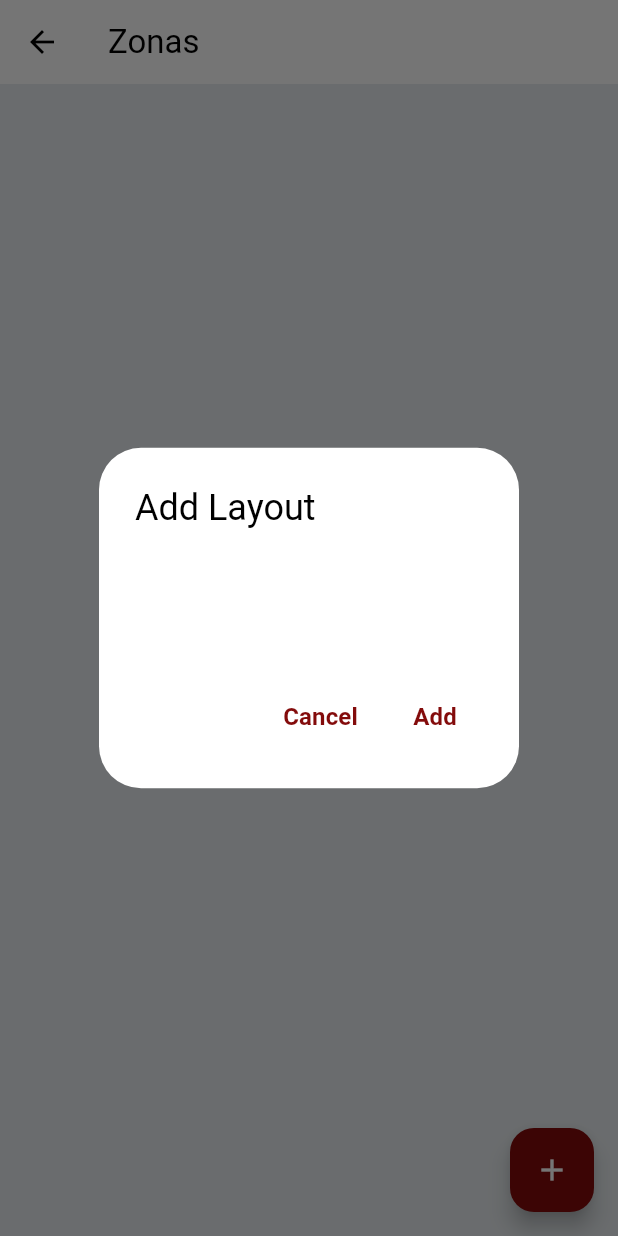
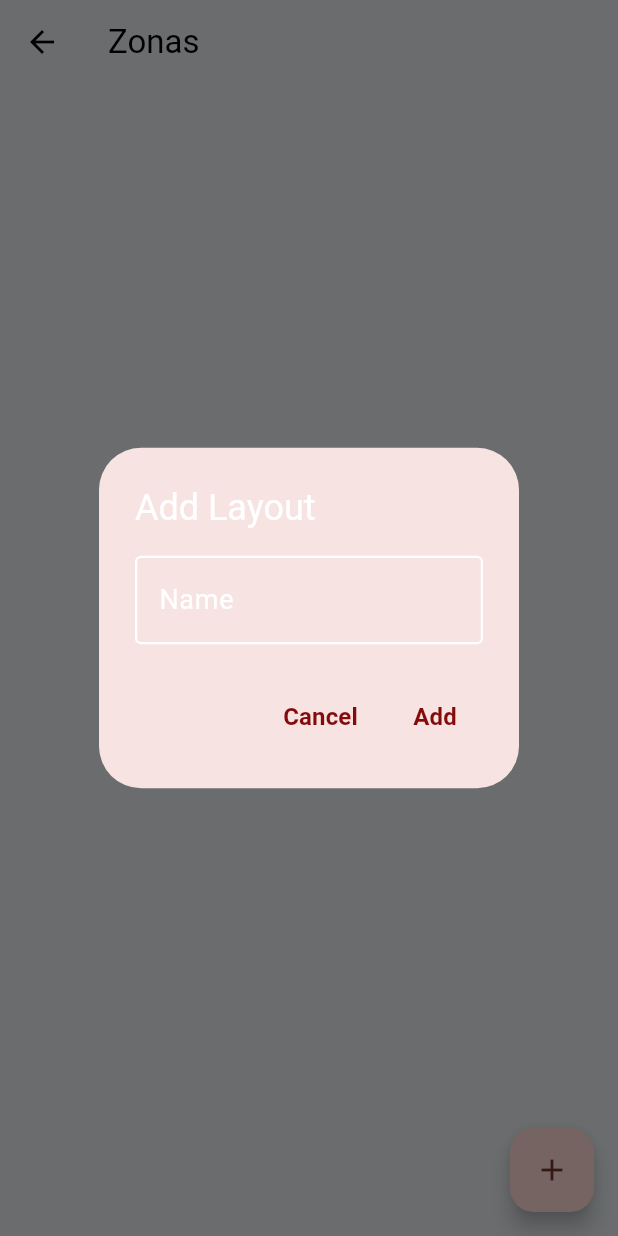
Before and after one commit to AbelMoroEducaMadrid/gastrohub-app, a Flutter app: the LayoutsScreen screen opened directly with empty values, after a tap on the "add" icon, on a phone screen of 412 x 824 dp. Run offline on Flutter 3.47's test engine with Material 3 defaults, Android fonts, the phone set to English and light mode, and no system bars; our stand-ins replace flex_color_scheme, flutter_dotenv, flutter_riverpod, flutter_secure_storage, flutter_svg, introduction_screen and 2 more; accounts and stored records are empty; network calls fail.

Commit message:
Añadir flex_color_scheme a la app

```diff
--- a/frontend/lib/main.dart
+++ b/frontend/lib/main.dart
@@ -19,6 +19,8 @@ class MyApp extends StatelessWidget {
       debugShowCheckedModeBanner: false,
       title: 'Gastro & Hub',
       theme: AppTheme.lightTheme,
+      darkTheme: AppTheme.darkTheme,
+      themeMode: ThemeMode.system,
       initialRoute: AppRoutes.onboarding,
       routes: AppRoutes.getRoutes(),
       onGenerateRoute: AppRoutes.onGenerateRoute,
--- a/frontend/lib/src/core/themes/app_theme.dart
+++ b/frontend/lib/src/core/themes/app_theme.dart
@@ -1,3 +1,4 @@
+import 'package:flex_color_scheme/flex_color_scheme.dart';
 import 'package:flutter/material.dart';
 
 class AppTheme {
@@ -8,18 +9,14 @@ class AppTheme {
   static const Color hyperlinkColor = Color.fromARGB(255, 255, 79, 79);
   static const Color errorColor = Colors.red;
 
-  static ThemeData get lightTheme {
-    return ThemeData(
-      primaryColor: primaryColor,
-      scaffoldBackgroundColor: backgroundColor,
-      colorScheme: ColorScheme.light(
+  static final ThemeData lightTheme = FlexColorScheme.light(
+    useMaterial3: true,
+    scheme: FlexScheme.red,
     primary: primaryColor,
     secondary: secondaryColor,
+    surface: backgroundColor,
     error: errorColor,
-        onPrimary: Colors.white,
-        onSecondary: Colors.white,
-        onError: Colors.white,
-      ),
+  ).toTheme.copyWith(
         textTheme: const TextTheme(
           headlineLarge: TextStyle(
             fontSize: 40,
@@ -27,52 +24,85 @@ class AppTheme {
             color: secondaryColor,
             fontFamily: 'BebasNeue',
           ),
-        bodyLarge: TextStyle(
-          fontSize: 18,
-          color: textColor,
-        ),
-        bodyMedium: TextStyle(
-          fontSize: 16,
-          color: textColor,
-        ),
+          bodyLarge: TextStyle(fontSize: 18, color: textColor),
+          bodyMedium: TextStyle(fontSize: 16, color: textColor),
           labelLarge: TextStyle(
-          fontSize: 16,
-          fontWeight: FontWeight.bold,
-          color: textColor,
-        ),
-        labelMedium: TextStyle(
-          fontSize: 14,
-          color: textColor,
-        ),
+              fontSize: 16, fontWeight: FontWeight.bold, color: textColor),
+          labelMedium: TextStyle(fontSize: 14, color: textColor),
         ),
         elevatedButtonTheme: ElevatedButtonThemeData(
           style: ElevatedButton.styleFrom(
             backgroundColor: primaryColor,
             foregroundColor: Colors.white,
-          shape: const RoundedRectangleBorder(
-            borderRadius: BorderRadius.zero,
-          ),
+            shape:
+                const RoundedRectangleBorder(borderRadius: BorderRadius.zero),
             padding: const EdgeInsets.symmetric(vertical: 16, horizontal: 24),
-          textStyle: const TextStyle(
-            fontSize: 16,
-            fontWeight: FontWeight.bold,
-          ),
+            textStyle:
+                const TextStyle(fontSize: 16, fontWeight: FontWeight.bold),
           ),
         ),
         inputDecorationTheme: InputDecorationTheme(
           border: const OutlineInputBorder(),
           enabledBorder: OutlineInputBorder(
-          borderSide: BorderSide(color: textColor, width: 1.5),
+              borderSide: BorderSide(color: textColor, width: 1.5)),
+          focusedBorder: OutlineInputBorder(
+              borderSide: BorderSide(color: textColor, width: 2.0)),
+          errorBorder: OutlineInputBorder(
+              borderSide: BorderSide(color: textColor, width: 1.5)),
+          focusedErrorBorder: OutlineInputBorder(
+              borderSide: BorderSide(color: textColor, width: 2.0)),
+          labelStyle: TextStyle(color: textColor),
+          errorStyle: TextStyle(color: errorColor, fontSize: 12),
         ),
+        dividerTheme: DividerThemeData(
+          color: textColor.withAlpha(130),
+          thickness: 1,
+          space: 16,
+        ),
+      );
+
+  static final ThemeData darkTheme = FlexColorScheme.dark(
+    useMaterial3: true,
+    scheme: FlexScheme.red,
+    primary: primaryColor,
+    secondary: secondaryColor,
+    surface: const Color.fromARGB(255, 46, 46, 46),
+    error: errorColor,
+  ).toTheme.copyWith(
+        textTheme: const TextTheme(
+          headlineLarge: TextStyle(
+            fontSize: 40,
+            fontWeight: FontWeight.bold,
+            color: secondaryColor,
+            fontFamily: 'BebasNeue',
+          ),
+          bodyLarge: TextStyle(fontSize: 18, color: textColor),
+          bodyMedium: TextStyle(fontSize: 16, color: textColor),
+          labelLarge: TextStyle(
+              fontSize: 16, fontWeight: FontWeight.bold, color: textColor),
+          labelMedium: TextStyle(fontSize: 14, color: textColor),
+        ),
+        elevatedButtonTheme: ElevatedButtonThemeData(
+          style: ElevatedButton.styleFrom(
+            backgroundColor: primaryColor,
+            foregroundColor: Colors.white,
+            shape:
+                const RoundedRectangleBorder(borderRadius: BorderRadius.zero),
+            padding: const EdgeInsets.symmetric(vertical: 16, horizontal: 24),
+            textStyle:
+                const TextStyle(fontSize: 16, fontWeight: FontWeight.bold),
+          ),
+        ),
+        inputDecorationTheme: InputDecorationTheme(
+          border: const OutlineInputBorder(),
+          enabledBorder: OutlineInputBorder(
+              borderSide: BorderSide(color: textColor, width: 1.5)),
           focusedBorder: OutlineInputBorder(
-          borderSide: BorderSide(color: textColor, width: 2.0),
-        ),
+              borderSide: BorderSide(color: textColor, width: 2.0)),
           errorBorder: OutlineInputBorder(
-          borderSide: BorderSide(color: textColor, width: 1.5),
-        ),
+              borderSide: BorderSide(color: textColor, width: 1.5)),
           focusedErrorBorder: OutlineInputBorder(
-          borderSide: BorderSide(color: textColor, width: 2.0),
-        ),
+              borderSide: BorderSide(color: textColor, width: 2.0)),
           labelStyle: TextStyle(color: textColor),
           errorStyle: TextStyle(color: errorColor, fontSize: 12),
         ),
@@ -83,4 +113,3 @@ class AppTheme {
         ),
       );
 }
-}
--- a/frontend/pubspec.yaml
+++ b/frontend/pubspec.yaml
@@ -21,6 +21,7 @@ dependencies:
   smooth_page_indicator: ^1.0.0
   wave: ^0.2.2
   logger: ^2.5.0
+  flex_color_scheme: ^8.2.0
 
 dev_dependencies:
   flutter_test:
```
Also changed, not shown: frontend/pubspec.lock. Lines whose indentation alone changed are shown as unchanged.
